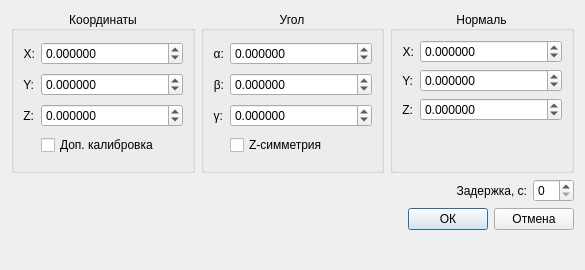
Above: src/Dialogs/TaskPoints/cmovebottaskdialog.ui from ncPUMA/FanucBotGui before the change. Below: the same form after it.
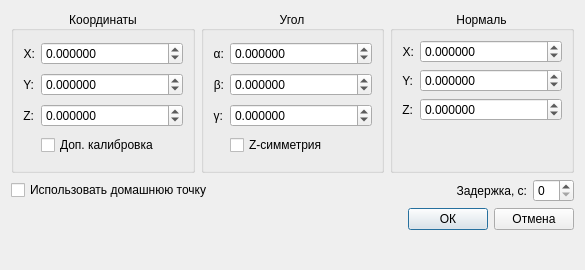
That is the form after the change.

Commit message: Using pathPoints as homePoints

```diff
--- a/src/Dialogs/TaskPoints/cmovebottaskdialog.ui
+++ b/src/Dialogs/TaskPoints/cmovebottaskdialog.ui
@@ -371,6 +371,13 @@
    </item>
    <item>
     <layout class="QHBoxLayout" name="horizontalLayout_6">
+     <item>
+      <widget class="QCheckBox" name="checkHomePnt">
+       <property name="text">
+        <string>Использовать домашнюю точку</string>
+       </property>
+      </widget>
+     </item>
      <item>
       <spacer name="horizontalSpacer_2">
        <property name="orientation">
```
The commit also changes 23 other files.
